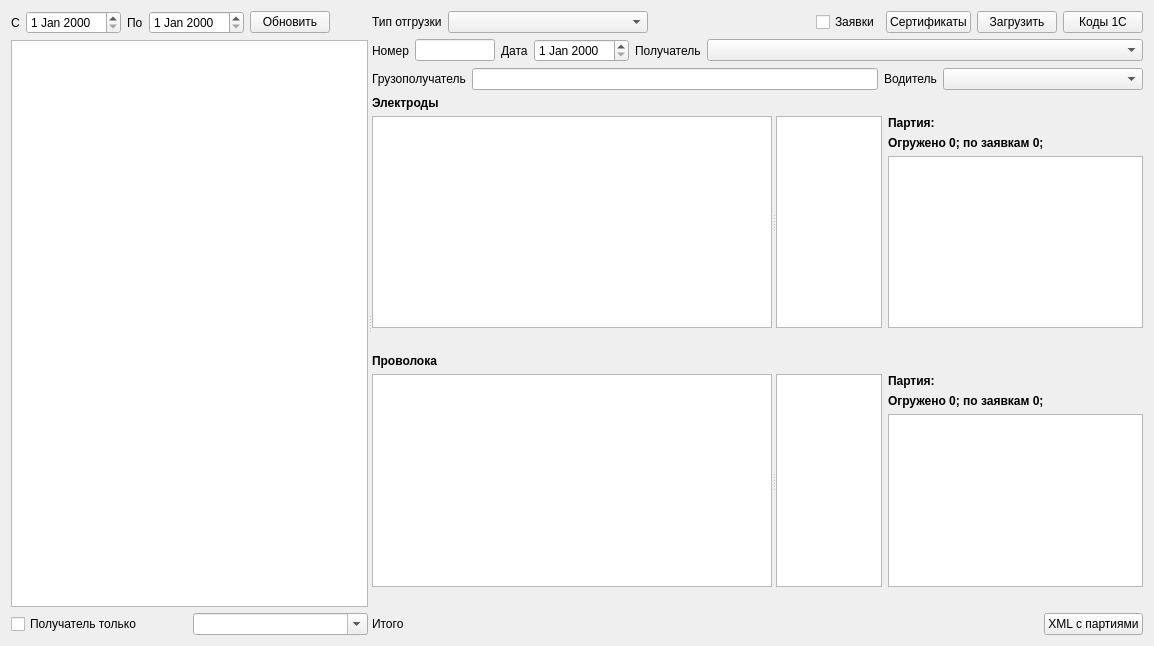
First picture: the form in formshipcons.ui, repository Sergeyego/warehouse, before the edit.
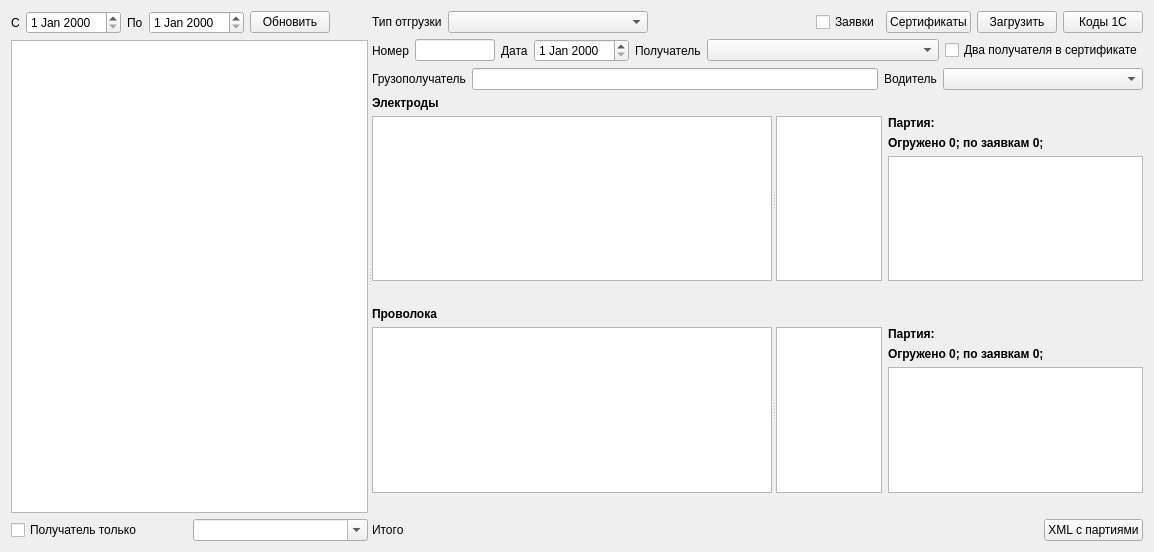
Second picture: the form after the edit. Custom widgets are drawn as their Qt base class.

Commit message: Два получателя в сертификате

```diff
--- a/formshipcons.ui
+++ b/formshipcons.ui
@@ -7,7 +7,7 @@
     <x>0</x>
     <y>0</y>
     <width>1154</width>
-    <height>646</height>
+    <height>552</height>
    </rect>
   </property>
   <property name="windowTitle">
@@ -88,7 +88,7 @@
        </item>
       </layout>
      </widget>
-     <widget class="QWidget" name="">
+     <widget class="QWidget" name="layoutWidget">
       <layout class="QVBoxLayout" name="verticalLayout_4">
        <item>
         <layout class="QHBoxLayout" name="horizontalLayout_4">
@@ -198,6 +198,13 @@
            </property>
           </widget>
          </item>
+         <item>
+          <widget class="QCheckBox" name="checkBoxDouble">
+           <property name="text">
+            <string>Два получателя в сертификате</string>
+           </property>
+          </widget>
+         </item>
         </layout>
        </item>
        <item>
```
The commit also changes 1 other file.
